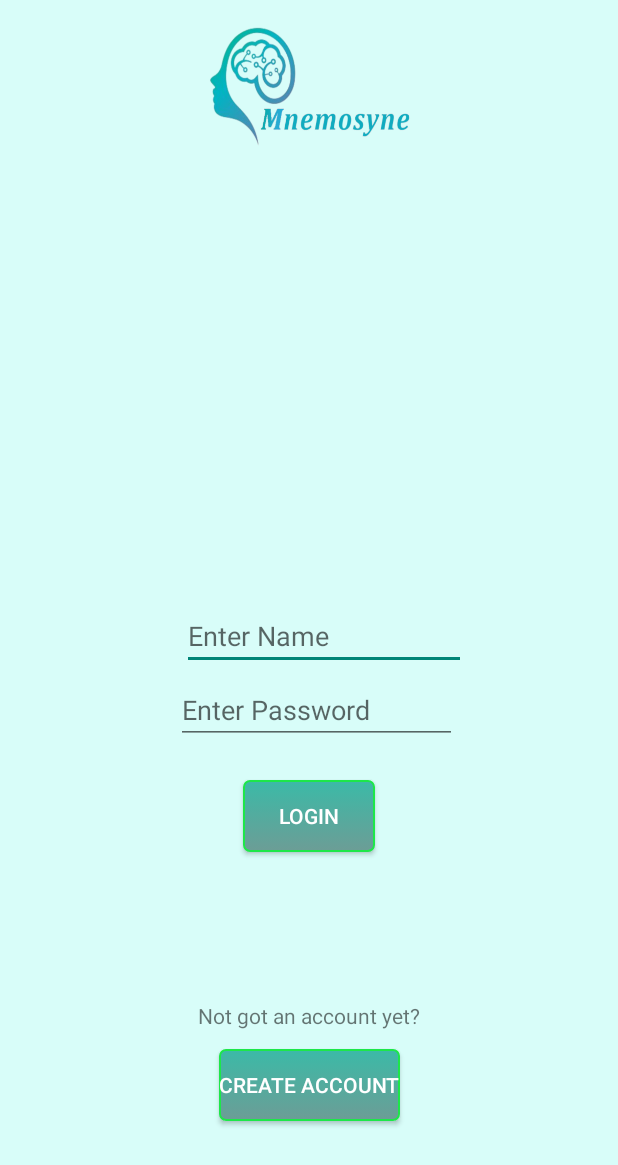
After one commit to diakogeorgiou/Mnemosyne, an Android app: the layout activity_login.xml on its own in the app's theme, with its tools: preview values and no code run, on a phone screen of 412 x 824 dp. The commit adds this screen. Shown: the top 1165 px of the screen. Run offline under Robolectric (Android 15) with nearby library versions, the phone set to English and light mode, and no system bars.

Commit message:
Login Activity

```diff
--- a/app/src/main/java/project/mobile/mnemosyne/SplashActivity.java
+++ b/app/src/main/java/project/mobile/mnemosyne/SplashActivity.java
@@ -11,7 +11,8 @@ public class SplashActivity extends AppCompatActivity {
     protected void onCreate(Bundle savedInstanceState) {
         super.onCreate(savedInstanceState);
 
-        Intent intent = new Intent(this, DeckHolder.class);
+        //Intent intent = new Intent(this, DeckHolder.class);
+        Intent intent = new Intent(this, LoginActivity.class);
         SystemClock.sleep(3000); //Added a few extra seconds to "sell" the logo (G).
         startActivity(intent);
         finish();
--- /dev/null
+++ b/app/src/main/res/drawable/mybutton.xml
@@ -0,0 +1,24 @@
+<?xml version="1.0" encoding="utf-8"?>
+<selector xmlns:android="http://schemas.android.com/apk/res/android" >
+    <item android:state_pressed="true" >
+        <shape android:shape="rectangle"  >
+            <corners android:radius="4dip" />
+            <stroke android:width="1dip" android:color="#1de749" />
+            <gradient android:angle="-90" android:startColor="#38bca6" android:endColor="#40c4ae"  />
+        </shape>
+    </item>
+    <item android:state_focused="true">
+        <shape android:shape="rectangle"  >
+            <corners android:radius="4dip" />
+            <stroke android:width="1dip" android:color="#1de749" />
+            <solid android:color="#58857e"/>
+        </shape>
+    </item>
+    <item >
+        <shape android:shape="rectangle"  >
+            <corners android:radius="4dip" />
+            <stroke android:width="1dip" android:color="#1de749" />
+            <gradient android:angle="-90" android:startColor="#3bbaa7" android:endColor="#6c9d96" />
+        </shape>
+    </item>
+</selector>
--- /dev/null
+++ b/app/src/main/res/layout/activity_login.xml
@@ -0,0 +1,116 @@
+<?xml version="1.0" encoding="utf-8"?>
+<android.support.constraint.ConstraintLayout xmlns:android="http://schemas.android.com/apk/res/android"
+    xmlns:app="http://schemas.android.com/apk/res-auto"
+    xmlns:tools="http://schemas.android.com/tools"
+    android:layout_width="match_parent"
+    android:layout_height="match_parent"
+    android:background="@color/colorPrimary">
+
+    <EditText
+        android:id="@+id/editName"
+        android:layout_width="189dp"
+        android:layout_height="39dp"
+        android:layout_marginStart="8dp"
+        android:layout_marginEnd="8dp"
+        android:layout_marginBottom="8dp"
+        android:ems="10"
+        android:hint="Enter Name"
+        android:inputType="textPersonName"
+        app:layout_constraintBottom_toTopOf="@+id/editPassword"
+        app:layout_constraintEnd_toEndOf="parent"
+        app:layout_constraintHorizontal_bias="0.549"
+        app:layout_constraintStart_toStartOf="parent" />
+
+
+    <EditText
+        android:id="@+id/editPassword"
+        android:layout_width="187dp"
+        android:layout_height="41dp"
+        android:layout_marginStart="8dp"
+        android:layout_marginEnd="8dp"
+        android:layout_marginBottom="24dp"
+        android:ems="10"
+        android:hint="Enter Password"
+        android:inputType="textPassword"
+        app:layout_constraintBottom_toTopOf="@+id/btnLogin"
+        app:layout_constraintEnd_toEndOf="parent"
+        app:layout_constraintHorizontal_bias="0.524"
+        app:layout_constraintStart_toStartOf="parent" />
+
+    <Button
+        android:id="@+id/btnLogin"
+        android:layout_width="wrap_content"
+        android:layout_height="wrap_content"
+        android:layout_marginStart="8dp"
+        android:layout_marginEnd="8dp"
+        android:layout_marginBottom="256dp"
+        android:background="@drawable/mybutton"
+        android:text="Login"
+        android:textColor="#ffffff"
+        app:layout_constraintBottom_toBottomOf="parent"
+        app:layout_constraintEnd_toEndOf="parent"
+        app:layout_constraintStart_toStartOf="parent" />
+
+    <TextView
+        android:id="@+id/tvInfo"
+        android:layout_width="wrap_content"
+        android:layout_height="wrap_content"
+        android:layout_marginStart="8dp"
+        android:layout_marginTop="8dp"
+        android:layout_marginEnd="8dp"
+        android:layout_marginBottom="8dp"
+        android:text=""
+        app:layout_constraintBottom_toBottomOf="parent"
+        app:layout_constraintEnd_toEndOf="parent"
+        app:layout_constraintStart_toStartOf="parent"
+        app:layout_constraintTop_toBottomOf="@+id/btnLogin"
+        app:layout_constraintVertical_bias="0.035" />
+
+    <Button
+        android:id="@+id/btnAddUser"
+        android:layout_width="wrap_content"
+        android:layout_height="wrap_content"
+        android:layout_marginStart="8dp"
+        android:layout_marginTop="8dp"
+        android:layout_marginEnd="8dp"
+        android:layout_marginBottom="8dp"
+        android:background="@drawable/mybutton"
+        android:text="Create Account"
+        android:textColor="#ffffff"
+        app:layout_constraintBottom_toBottomOf="parent"
+        app:layout_constraintEnd_toEndOf="parent"
+        app:layout_constraintHorizontal_bias="0.502"
+        app:layout_constraintStart_toStartOf="parent"
+        app:layout_constraintTop_toBottomOf="@+id/tvInfo"
+        app:layout_constraintVertical_bias="0.562" />
+
+    <TextView
+        android:id="@+id/lblCreate"
+        android:layout_width="wrap_content"
+        android:layout_height="wrap_content"
+        android:layout_marginStart="8dp"
+        android:layout_marginTop="8dp"
+        android:layout_marginEnd="8dp"
+        android:layout_marginBottom="8dp"
+        android:text="Not got an account yet?"
+        app:layout_constraintBottom_toTopOf="@+id/btnAddUser"
+        app:layout_constraintEnd_toEndOf="parent"
+        app:layout_constraintStart_toStartOf="parent"
+        app:layout_constraintTop_toBottomOf="@+id/tvInfo"
+        app:layout_constraintVertical_bias="0.925" />
+
+    <ImageView
+        android:id="@+id/imageView"
+        android:layout_width="262dp"
+        android:layout_height="81dp"
+        android:layout_marginStart="8dp"
+        android:layout_marginTop="8dp"
+        android:layout_marginEnd="8dp"
+        android:layout_marginBottom="8dp"
+        app:layout_constraintBottom_toTopOf="@+id/editName"
+        app:layout_constraintEnd_toEndOf="parent"
+        app:layout_constraintStart_toStartOf="parent"
+        app:layout_constraintTop_toTopOf="parent"
+        app:layout_constraintVertical_bias="0.027"
+        app:srcCompat="@drawable/logo" />
+</android.support.constraint.ConstraintLayout>
--- a/app/src/main/res/values/colors.xml
+++ b/app/src/main/res/values/colors.xml
@@ -1,6 +1,6 @@
 <?xml version="1.0" encoding="utf-8"?>
 <resources>
-    <color name="colorPrimary">#008577</color>
+    <color name="colorPrimary">#d8fdf9</color>
     <color name="colorPrimaryDark">#008577</color>
     <color name="colorAccent">#f1f1f1</color>
 </resources>
```
Also changed, not shown: app/src/main/AndroidManifest.xml (+10 -2 lines), app/src/main/java/project/mobile/mnemosyne/LoginActivity.java (added, +82 -0 lines), app/src/main/java/project/mobile/mnemosyne/RegisterActivity.java (added, +85 -0 lines), app/src/main/res/layout/activity_reg.xml (added, +99 -0 lines).
